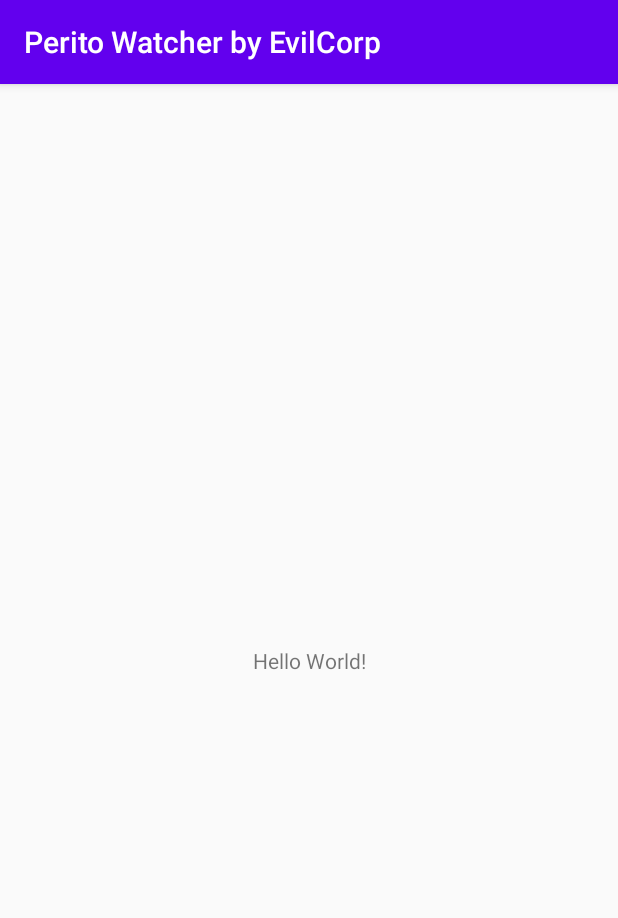
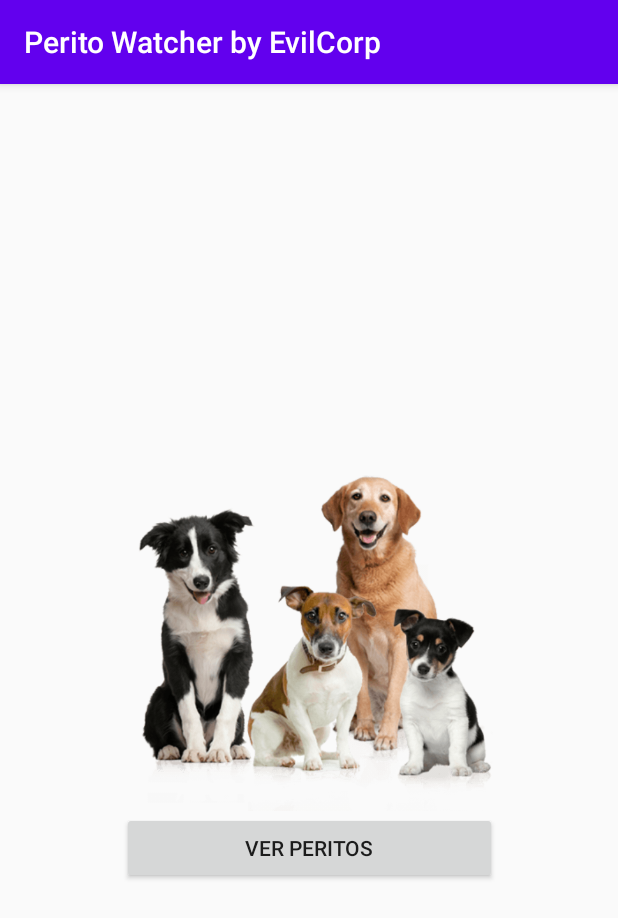
Before and after one commit to Code-Pancito/prueba_android_java, an Android app: the screen it shows after launch (MainActivity), on a phone screen of 412 x 824 dp. Shown: the top 918 px of the screen. Run offline under Robolectric (Android 15) with nearby library versions, the phone set to English and light mode, and no system bars.

Commit message:
- added layout to MainActivity, ShowBreed Button

```diff
--- /dev/null
+++ b/app/src/main/java/com/example/peritowatcher/contract/BreedImageListContract.java
@@ -0,0 +1,17 @@
+package com.example.peritowatcher.contract;
+
+public class BreedImageListContract {
+
+    public interface Model {
+
+    }
+
+    public interface Presenter {
+
+    }
+
+    public interface View {
+
+    }
+
+}
--- a/app/src/main/java/com/example/peritowatcher/presenter/BreedListPresenter.java
+++ b/app/src/main/java/com/example/peritowatcher/presenter/MainActivityPresenter.java
@@ -1,20 +1,18 @@
 package com.example.peritowatcher.presenter;
-
-import android.util.Log;
 
 import com.example.peritowatcher.contract.BreedListContract;
 import com.example.peritowatcher.model.BreedListModel;
 
 import java.util.List;
 
-public class BreedListPresenter implements BreedListContract.Presenter, BreedListContract.Model.OnFinishedListener{
+public class MainActivityPresenter implements BreedListContract.Presenter, BreedListContract.Model.OnFinishedListener{
 
-    private String tag = "BreedListPresenter";
+    private String tag = "MainActivityPresenter";
 
     private BreedListContract.View view;
     private BreedListContract.Model model;
 
-    public BreedListPresenter(BreedListContract.View view) {
+    public MainActivityPresenter(BreedListContract.View view) {
         this.view = view;
         this.model = new BreedListModel();
     }
--- a/app/src/main/java/com/example/peritowatcher/view/MainActivity.java
+++ b/app/src/main/java/com/example/peritowatcher/view/MainActivity.java
@@ -4,10 +4,13 @@ import androidx.appcompat.app.AppCompatActivity;
 
 import android.os.Bundle;
 import android.util.Log;
+import android.view.View;
+import android.widget.Button;
+import android.widget.Toast;
 
 import com.example.peritowatcher.R;
 import com.example.peritowatcher.contract.BreedListContract;
-import com.example.peritowatcher.presenter.BreedListPresenter;
+import com.example.peritowatcher.presenter.MainActivityPresenter;
 
 import java.util.List;
 import java.util.Objects;
@@ -16,26 +19,29 @@ public class MainActivity extends AppCompatActivity implements BreedListContract
 
     private String tag = "MainActivity";
 
-    private BreedListContract.Presenter presenter;
+    private MainActivityPresenter presenter;
+    private Button buttonShowBreedList;
 
     @Override
     protected void onCreate(Bundle savedInstanceState) {
         super.onCreate(savedInstanceState);
         setContentView(R.layout.activity_main);
 
-        presenter = new BreedListPresenter(this);
+        presenter = new MainActivityPresenter(this);
+        buttonShowBreedList = findViewById(R.id.button_ShowBreedList);
 
-        presenter.requestBreedList();
+        buttonShowBreedList.setOnClickListener(view -> presenter.requestBreedList());
+
     }
 
     @Override
     public void showBreedList(List<String> breedList) {
-        Log.d(tag, "BreedList - size: " + breedList.size() + " breed: " + breedList.get(0));
+        Toast.makeText(this, "BreedList - size: " + breedList.size() + " breed: " + breedList.get(0), Toast.LENGTH_SHORT).show();
     }
 
     @Override
     public void showFailure(Throwable t) {
-        Log.d(tag, Objects.requireNonNull(t.getMessage()));
+        Toast.makeText(this, Objects.requireNonNull(t.getMessage()), Toast.LENGTH_SHORT).show();
     }
 
 }
--- a/app/src/main/res/layout/activity_main.xml
+++ b/app/src/main/res/layout/activity_main.xml
@@ -6,13 +6,31 @@
     android:layout_height="match_parent"
     tools:context=".view.MainActivity">
 
-    <TextView
+    <androidx.constraintlayout.widget.ConstraintLayout
         android:layout_width="wrap_content"
         android:layout_height="wrap_content"
-        android:text="Hello World!"
+        app:layout_constraintTop_toTopOf="parent"
         app:layout_constraintBottom_toBottomOf="parent"
         app:layout_constraintLeft_toLeftOf="parent"
-        app:layout_constraintRight_toRightOf="parent"
-        app:layout_constraintTop_toTopOf="parent" />
+        app:layout_constraintRight_toRightOf="parent">
+
+        <ImageView
+            android:id="@+id/imageView_Dogs"
+            android:layout_width="250dp"
+            android:layout_height="250dp"
+            android:src="@drawable/dogs"
+            android:contentDescription="@string/imageView_Dogs_ContentDescription"
+            app:layout_constraintBottom_toTopOf="@id/button_ShowBreedList"
+            app:layout_constraintLeft_toLeftOf="parent"/>
+
+        <Button
+            android:id="@+id/button_ShowBreedList"
+            android:layout_width="250dp"
+            android:layout_height="wrap_content"
+            android:text="@string/button_ShowBreedList_Text"
+            app:layout_constraintTop_toBottomOf="@id/imageView_Dogs"
+            app:layout_constraintLeft_toLeftOf="parent"/>
+
+    </androidx.constraintlayout.widget.ConstraintLayout>
 
 </androidx.constraintlayout.widget.ConstraintLayout>
--- a/app/src/main/res/values/strings.xml
+++ b/app/src/main/res/values/strings.xml
@@ -1,3 +1,5 @@
 <resources>
     <string name="app_name">Perito Watcher by EvilCorp</string>
+    <string name="button_ShowBreedList_Text">Ver Peritos</string>
+    <string name="imageView_Dogs_ContentDescription">Peritos :)</string>
 </resources>
```
Also changed, not shown: app/src/main/res/drawable/dogs.png (added).
